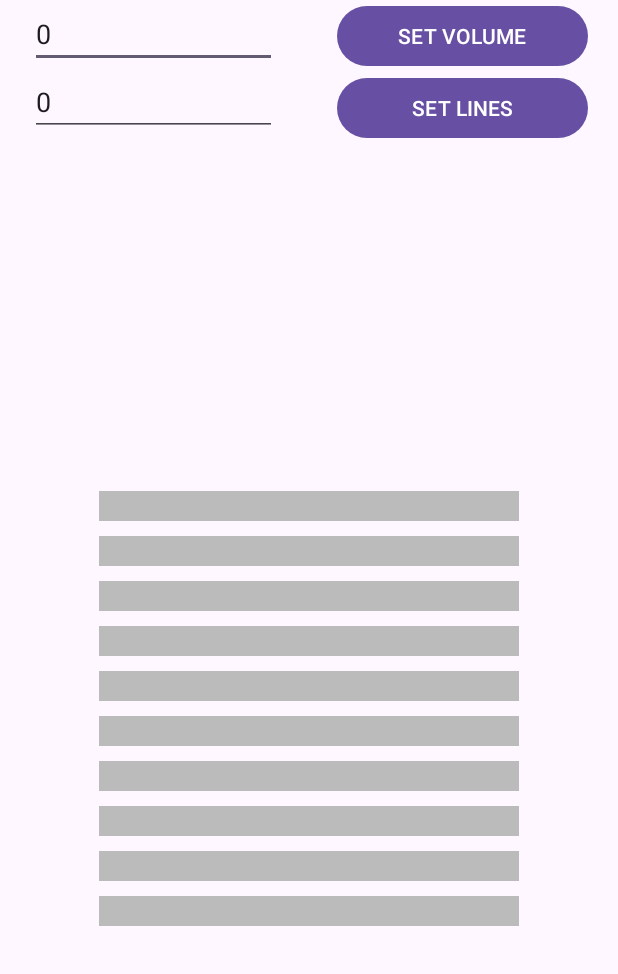
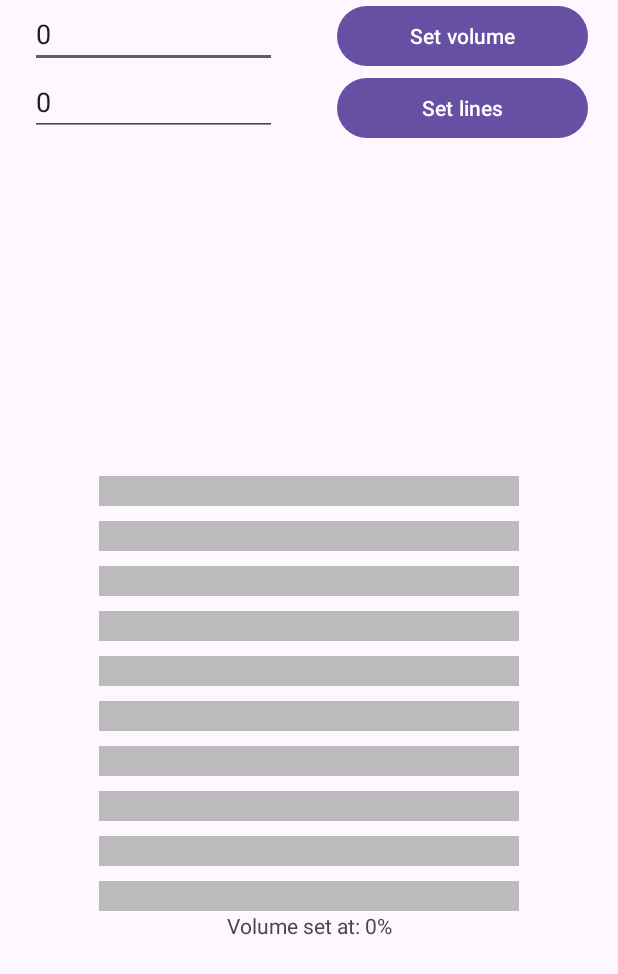
Before and after one commit to JuanGarciaLucena/VolumeControlProject, an Android app: the screen it shows after launch (MainActivity), on a phone screen of 412 x 824 dp. Shown: the top 974 px of the screen. Run offline under Robolectric (Android 15) with nearby library versions, the phone set to English and light mode, and no system bars; our stand-ins replace Dagger/Hilt's generated code.

Commit message:
Add volume indicator under bars

```diff
--- a/app/src/main/java/com/example/myapplication/MainActivity.kt
+++ b/app/src/main/java/com/example/myapplication/MainActivity.kt
@@ -9,6 +9,7 @@ import android.view.View
 import android.widget.Button
 import android.widget.EditText
 import android.widget.LinearLayout
+import android.widget.TextView
 import androidx.activity.viewModels
 import androidx.appcompat.app.AppCompatActivity
 import dagger.hilt.android.AndroidEntryPoint
@@ -24,6 +25,7 @@ class MainActivity : AppCompatActivity() {
     private lateinit var buttonSetVolume: Button
     private lateinit var editTextSetLines: EditText
     private lateinit var editTextSetVolume: EditText
+    private lateinit var volumeLevelLabel: TextView
     private lateinit var gestureDetector: GestureDetector
 
     private val viewModel: VolumeViewModel by viewModels()
@@ -38,6 +40,7 @@ class MainActivity : AppCompatActivity() {
         editTextSetLines = findViewById(R.id.editTextSetLines)
         editTextSetVolume = findViewById(R.id.editTextSetVolume)
         volumeControlContainer = findViewById(R.id.volumeControlContainer)
+        volumeLevelLabel = findViewById(R.id.volumeLevelLabel)
         gestureDetector = GestureDetector(this, VolumeGestureListener())
 
         volumeBars = listOf(
@@ -60,6 +63,7 @@ class MainActivity : AppCompatActivity() {
 
         viewModel.volumePercentage.observe(this) { percentage ->
             editTextSetVolume.setText(percentage.toString())
+            volumeLevelLabel.text = getString(R.string.volume_indicator_label, percentage.toString())
         }
 
 
--- a/app/src/main/res/layout/activity_main.xml
+++ b/app/src/main/res/layout/activity_main.xml
@@ -16,6 +16,7 @@
         android:layout_marginEnd="20dp"
         android:inputType="number"
         android:maxLines="1"
+        android:hint="@string/set_volume_label"
         app:layout_constraintEnd_toStartOf="@+id/guideline"
         app:layout_constraintStart_toStartOf="parent"
         app:layout_constraintTop_toTopOf="parent" />
@@ -26,7 +27,8 @@
         android:layout_height="wrap_content"
         android:layout_marginStart="20dp"
         android:layout_marginEnd="20dp"
-        android:text="SET VOLUME"
+        android:text="@string/set_volume_label"
+        android:textAllCaps="false"
         app:layout_constraintEnd_toEndOf="parent"
         app:layout_constraintStart_toStartOf="@+id/guideline"
         app:layout_constraintTop_toTopOf="parent" />
@@ -39,6 +41,7 @@
         android:layout_marginEnd="20dp"
         android:inputType="number"
         android:maxLines="1"
+        android:hint="@string/set_lines_label"
         app:layout_constraintEnd_toStartOf="@+id/guideline"
         app:layout_constraintHorizontal_bias="0.0"
         app:layout_constraintStart_toStartOf="parent"
@@ -50,7 +53,8 @@
         android:layout_height="wrap_content"
         android:layout_marginStart="20dp"
         android:layout_marginEnd="20dp"
-        android:text="SET LINES"
+        android:text="@string/set_lines_label"
+        android:textAllCaps="false"
         app:layout_constraintEnd_toEndOf="parent"
         app:layout_constraintHorizontal_bias="0.0"
         app:layout_constraintStart_toStartOf="@+id/guideline"
@@ -158,6 +162,13 @@
             android:layout_marginTop="10dp"
             android:layout_marginEnd="50dp"
             android:background="#BBBBBB" />
+
+        <TextView
+            android:id="@+id/volumeLevelLabel"
+            android:layout_width="match_parent"
+            android:layout_height="wrap_content"
+            android:gravity="center"
+            android:text="dasdasdsada"/>
     </LinearLayout>
 
     <androidx.constraintlayout.widget.Guideline
--- a/app/src/main/res/values/strings.xml
+++ b/app/src/main/res/values/strings.xml
@@ -1,3 +1,6 @@
 <resources>
     <string name="app_name">My Application</string>
+    <string name="set_lines_label">Set lines</string>
+    <string name="set_volume_label">Set volume</string>
+    <string name="volume_indicator_label">Volume set at: %1$s%%</string>
 </resources>
```
